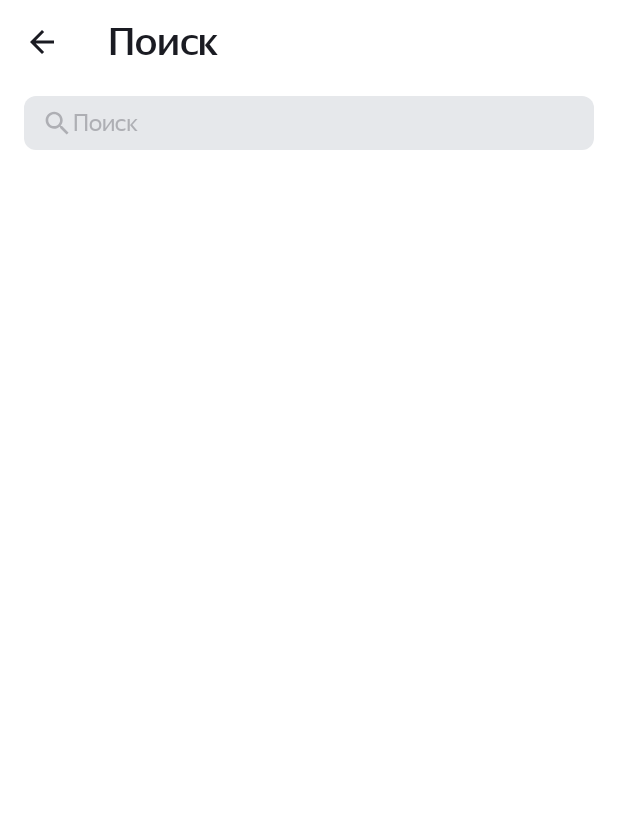
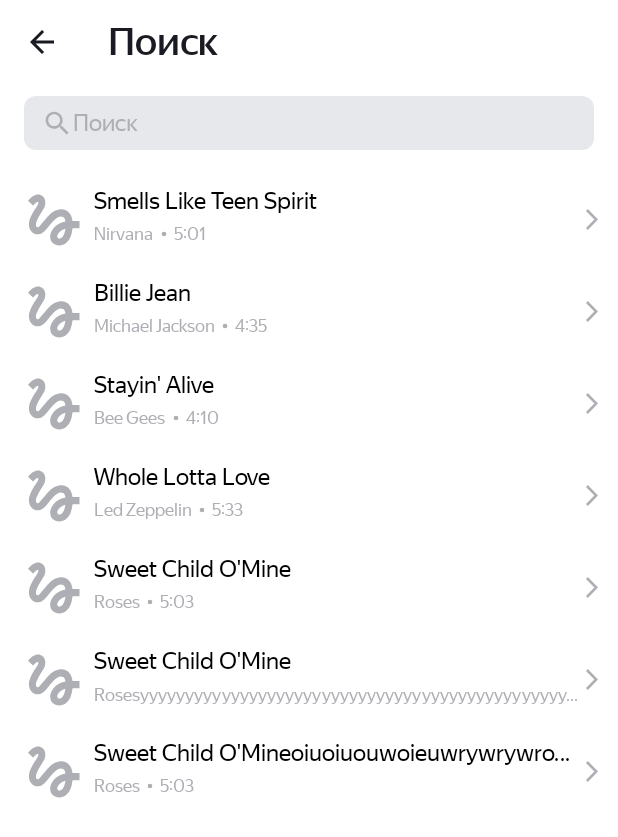
Before and after one commit to DariaKasackaja/PlaylistMaker, an Android app: the SearchActivity screen opened directly, with no data from a screen before it, on a phone screen of 412 x 824 dp. Shown: the top 837 px of the screen. Run offline under Robolectric (Android 15) with nearby library versions, the phone set to English and light mode, and no system bars; pictures from the network do not load.

Commit message:
Спринт 10. Наработки

```diff
--- a/app/build.gradle.kts
+++ b/app/build.gradle.kts
@@ -44,4 +44,7 @@ dependencies {
     testImplementation("junit:junit:4.13.2")
     androidTestImplementation("androidx.test.ext:junit:1.1.5")
     androidTestImplementation("androidx.test.espresso:espresso-core:3.5.1")
+
+    implementation ("com.github.bumptech.glide:glide:4.14.2")
+    annotationProcessor("com.github.bumptech.glide:compiler:4.14.2")
 }
--- a/app/src/main/AndroidManifest.xml
+++ b/app/src/main/AndroidManifest.xml
@@ -1,6 +1,8 @@
 <?xml version="1.0" encoding="utf-8"?>
 <manifest xmlns:android="http://schemas.android.com/apk/res/android"
     xmlns:tools="http://schemas.android.com/tools">
+
+    <uses-permission android:name="android.permission.INTERNET"/>
 
     <application
         android:allowBackup="true"
--- a/app/src/main/java/com/mifareread/playlistmaker/SearchActivity.kt
+++ b/app/src/main/java/com/mifareread/playlistmaker/SearchActivity.kt
@@ -10,11 +10,43 @@ import android.widget.Button
 import android.widget.EditText
 import android.widget.ImageView
 import androidx.appcompat.app.AppCompatActivity
+import androidx.recyclerview.widget.LinearLayoutManager
+import androidx.recyclerview.widget.RecyclerView
 import com.google.android.material.appbar.MaterialToolbar
 
 class SearchActivity:AppCompatActivity() {
 
     private var searchString:String = STRING_DEF
+
+    private val tracks = listOf(
+        Track("Smells Like Teen Spirit",
+            "Nirvana",
+            "5:01",
+            "https://is5-ssl.mzstatic.com/image/thumb/Music115/v4/7b/58/c2/7b58c21a-2b51-2bb2-e59a-9bb9b96ad8c3/00602567924166.rgb.jpg/100x100bb.jpg"),
+        Track("Billie Jean",
+            "Michael Jackson",
+            "4:35",
+            "https://is5-ssl.mzstatic.com/image/thumb/Music125/v4/3d/9d/38/3d9d3811-71f0-3a0e-1ada-3004e56ff852/827969428726.jpg/100x100bb.jpg"),
+        Track("Stayin' Alive",
+            "Bee Gees",
+            "4:10",
+            "https://is4-ssl.mzstatic.com/image/thumb/Music115/v4/1f/80/1f/1f801fc1-8c0f-ea3e-d3e5-387c6619619e/16UMGIM86640.rgb.jpg/100x100bb.jpg"),
+        Track("Whole Lotta Love",
+            "Led Zeppelin",
+            "5:33",
+            "https://is2-ssl.mzstatic.com/image/thumb/Music62/v4/7e/17/e3/7e17e33f-2efa-2a36-e916-7f808576cf6b/mzm.fyigqcbs.jpg/100x100bb.jpg"),
+        Track("Sweet Child O'Mine",
+            "Roses",
+            "5:03",
+            "https://is5-ssl.mzstatic.com/image/thumb/Music125/v4/a0/4d/c4/a04dc484-03cc-02aa-fa82-5334fcb4bc16/18UMGIM24878.rgb.jpg/100x100bb.jpg"),
+        Track("Sweet Child O'Mine",
+            "Rosesyyyyyyyyyyyyyyyyyyyyyyyyyyyyyyyyyyyyyyyyyyyyyyyyyyyyyyyyyyyyy123214214141242142124141",
+            "5:03",
+            "s5-ssl.mzstatic.com/image/thumb/Music125/v4/a0/4d/c4/a04dc484-03cc-02aa-fa82-5334fcb4bc16/18UMGIM24878.rgb.jpg/100x100bb.jpg"),
+        Track("Sweet Child O'Mineoiuoiuouwoieuwrywrywrowyoerywowyeowyrowyorwyowy",
+            "Roses",
+            "5:03",
+            "https://is5-ssl.mzstatic.com/image/thumb/Music125/v4/a0/4d/c4/a04dc484-03cc-02aa-fa82-5334fcb4bc16/18UMGIM24878.rgb.jpg/100x100bb.jpg"))
 
     override fun onCreate(savedInstanceState: Bundle?) {
         super.onCreate(savedInstanceState)
@@ -23,6 +55,8 @@ class SearchActivity:AppCompatActivity() {
         val buttonClear = findViewById<ImageView>(R.id.clearIcon)
         val searchEditText = findViewById<EditText>(R.id.searchEditText)
         val toolbarBack = findViewById<MaterialToolbar>(R.id.search_button)
+        val recyclerView = findViewById<RecyclerView>(R.id.recyclerView)
+        recyclerView.layoutManager = LinearLayoutManager(this, LinearLayoutManager.VERTICAL, false)
 
         searchEditText.setText(searchString)
 
@@ -55,6 +89,8 @@ class SearchActivity:AppCompatActivity() {
             }
         }
         searchEditText.addTextChangedListener(searchTextWatcher)
+
+        recyclerView.adapter=TracksAdapter(tracks)
     }
 
     private fun hideKeyboard(view : View){
--- /dev/null
+++ b/app/src/main/java/com/mifareread/playlistmaker/Track.kt
@@ -0,0 +1,6 @@
+package com.mifareread.playlistmaker
+
+data class Track(val trackName: String, // Название композиции
+                 val artistName: String, // Имя исполнителя
+                 val trackTime: String, // Продолжительность трека
+                 val artworkUrl100: String)// Ссылка на изображение обложки
--- /dev/null
+++ b/app/src/main/java/com/mifareread/playlistmaker/TrackViewHolder.kt
@@ -0,0 +1,38 @@
+package com.mifareread.playlistmaker
+
+import android.util.TypedValue
+import android.view.View
+import android.widget.ImageView
+import android.widget.TextView
+import androidx.recyclerview.widget.RecyclerView
+import com.bumptech.glide.Glide
+import com.bumptech.glide.load.resource.bitmap.RoundedCorners
+
+class TrackViewHolder(itemView:View):RecyclerView.ViewHolder(itemView) {
+
+    private val cover:ImageView = itemView.findViewById(R.id.cover)
+    private val trackTittle:TextView = itemView.findViewById(R.id.track_title)
+    private val trackArtist:TextView = itemView.findViewById(R.id.track_artist)
+    private val trackTime:TextView = itemView.findViewById(R.id.track_time)
+
+    fun bind( track : Track ){
+        Glide.with(itemView)
+            .load(track.artworkUrl100)
+            .placeholder(R.drawable.placeholder)
+            .centerCrop()
+            .transform(RoundedCorners(dpToPx(2.0f, itemView)))
+                .into(cover)
+
+        trackTittle.text = track.trackName
+        trackTime.text = track.trackTime
+        trackArtist.text = track.artistName
+
+    }
+
+    private fun dpToPx(dp: Float, context: View): Int {
+        return TypedValue.applyDimension(
+            TypedValue.COMPLEX_UNIT_DIP,
+            dp,
+            context.resources.displayMetrics).toInt()
+    }
+}
--- /dev/null
+++ b/app/src/main/java/com/mifareread/playlistmaker/TracksAdapter.kt
@@ -0,0 +1,21 @@
+package com.mifareread.playlistmaker
+
+import android.view.LayoutInflater
+import android.view.ViewGroup
+import androidx.recyclerview.widget.RecyclerView
+
+class TracksAdapter(private val tracks: List<Track>):
+    RecyclerView.Adapter<TrackViewHolder>() {
+    override fun onCreateViewHolder(parent: ViewGroup, viewType: Int): TrackViewHolder {
+        val view =LayoutInflater.from(parent.context).inflate(R.layout.track_view, parent,false)
+        return TrackViewHolder(view)
+    }
+
+    override fun getItemCount(): Int {
+        return tracks.size
+    }
+
+    override fun onBindViewHolder(holder: TrackViewHolder, position: Int) {
+        holder.bind(tracks[position])
+    }
+}
--- /dev/null
+++ b/app/src/main/res/drawable/dot.xml
@@ -0,0 +1,9 @@
+<vector xmlns:android="http://schemas.android.com/apk/res/android"
+    android:width="13dp"
+    android:height="13dp"
+    android:viewportWidth="13"
+    android:viewportHeight="13">
+  <path
+      android:pathData="M6.5,6.5m-1.5,0a1.5,1.5 0,1 1,3 0a1.5,1.5 0,1 1,-3 0"
+      android:fillColor="#AEAFB4"/>
+</vector>
--- /dev/null
+++ b/app/src/main/res/drawable/placeholder.xml
@@ -0,0 +1,9 @@
+<vector xmlns:android="http://schemas.android.com/apk/res/android"
+    android:width="45dp"
+    android:height="45dp"
+    android:viewportWidth="45"
+    android:viewportHeight="45">
+  <path
+      android:pathData="M8.606,12.919C9.919,11.587 11.231,10.387 11.813,10.631C12.75,11.006 11.813,12.563 11.25,13.481C10.781,14.269 5.888,20.775 5.888,25.313C5.888,27.712 6.788,29.7 8.4,30.9C9.806,31.95 11.663,32.269 13.35,31.763C15.356,31.181 17.006,29.138 19.087,26.569C21.356,23.775 24.394,20.119 26.737,20.119C29.794,20.119 29.831,22.013 30.038,23.475C22.95,24.675 19.95,30.356 19.95,33.544C19.95,36.731 22.65,39.338 25.969,39.338C29.025,39.338 34.013,36.844 34.763,27.9H39.375V23.212H34.744C34.463,20.119 32.7,15.337 27.188,15.337C22.969,15.337 19.35,18.919 17.925,20.663C16.837,22.031 14.063,25.313 13.631,25.763C13.163,26.325 12.356,27.337 11.55,27.337C10.706,27.337 10.2,25.781 10.875,23.737C11.531,21.694 13.5,18.375 14.344,17.138C15.806,15 16.781,13.538 16.781,10.988C16.781,6.919 13.706,5.625 12.075,5.625C9.6,5.625 7.444,7.5 6.975,7.969C6.3,8.644 5.738,9.206 5.325,9.712L8.606,12.919ZM26.025,34.781C25.444,34.781 24.638,34.294 24.638,33.431C24.638,32.306 26.006,29.306 30.019,28.256C29.456,33.3 27.337,34.781 26.025,34.781Z"
+      android:fillColor="#AEAFB4"/>
+</vector>
--- a/app/src/main/res/layout/activity_search.xml
+++ b/app/src/main/res/layout/activity_search.xml
@@ -41,4 +41,12 @@
             android:visibility="gone"/>
 
     </LinearLayout>
+
+    <androidx.recyclerview.widget.RecyclerView
+        android:id="@+id/recyclerView"
+        android:layout_marginTop="@dimen/button_top"
+        android:layout_width="match_parent"
+        android:layout_height="match_parent"
+        app:layoutManager="androidx.recyclerview.widget.LinearLayoutManager"/>
+
 </LinearLayout>
--- /dev/null
+++ b/app/src/main/res/layout/track_view.xml
@@ -0,0 +1,98 @@
+<?xml version="1.0" encoding="utf-8"?>
+<androidx.constraintlayout.widget.ConstraintLayout xmlns:android="http://schemas.android.com/apk/res/android"
+    xmlns:app="http://schemas.android.com/apk/res-auto"
+    android:layout_width="match_parent"
+    android:layout_height="@dimen/item_settings_height">
+
+    <LinearLayout
+        android:layout_width="match_parent"
+        android:layout_height="wrap_content"
+        android:paddingStart="@dimen/track_view_margin_hor"
+        android:paddingEnd="@dimen/track_view_margin_hor"
+        android:paddingTop="@dimen/track_view_margin_ver"
+        android:paddingBottom="@dimen/track_view_margin_ver"
+        android:orientation="horizontal">
+
+        <ImageView
+            android:id="@+id/cover"
+            android:layout_width="45dp"
+            android:layout_height="45dp"/>
+
+
+        <LinearLayout
+            android:layout_width="match_parent"
+            android:layout_height="match_parent"
+            android:orientation="horizontal">
+
+            <LinearLayout
+                android:layout_height="match_parent"
+                android:layout_width="0dp"
+                android:layout_weight="1"
+                android:paddingEnd="4dp"
+                android:paddingStart="4dp"
+                android:gravity="center"
+                android:orientation="vertical">
+
+                <TextView
+                    android:id="@+id/track_title"
+                    android:layout_width="match_parent"
+                    android:maxLines="1"
+                    android:ellipsize="end"
+                    android:layout_height="wrap_content"
+                    android:text="@string/track_title"
+                    android:textSize="16sp"
+                    android:fontFamily="@font/ys_display_regular"/>
+
+                <LinearLayout
+                    android:layout_height="match_parent"
+                    android:layout_width="match_parent"
+                    android:gravity="center"
+                    android:orientation="horizontal">
+
+                    <TextView
+                        android:id="@+id/track_artist"
+                        style="@style/textGray"
+                        android:maxLines="1"
+                        android:ellipsize="end"
+                        android:layout_width="wrap_content"
+                        android:layout_height="wrap_content"
+                        android:text="@string/track_artist"
+                        android:textSize="@dimen/little_text_size"
+                        android:fontFamily="@font/ys_display_regular"/>
+
+                    <ImageView
+                        android:id="@+id/dot"
+                        style="@style/textGray"
+                        android:layout_width="wrap_content"
+                        android:layout_height="wrap_content"
+                        android:layout_gravity="center"
+                        android:gravity="center_vertical"
+                        android:src="@drawable/dot"/>
+
+                    <TextView
+                        android:id="@+id/track_time"
+                        style="@style/textGray"
+                        android:layout_width="match_parent"
+                        android:layout_height="wrap_content"
+                        android:text="@string/track_time"
+                        android:textSize="@dimen/little_text_size"
+                        android:fontFamily="@font/ys_display_regular"/>
+                </LinearLayout>
+
+            </LinearLayout>
+
+            <ImageView
+                android:id="@+id/forwardIcon"
+                style="@style/textGray"
+                android:layout_width="wrap_content"
+                android:layout_height="wrap_content"
+                android:layout_gravity="center"
+                android:contentDescription="@null"
+                android:gravity="center_vertical"
+                android:src="@drawable/forward"/>
+
+        </LinearLayout>
+
+    </LinearLayout>
+
+</androidx.constraintlayout.widget.ConstraintLayout>
--- a/app/src/main/res/values-night/styles.xml
+++ b/app/src/main/res/values-night/styles.xml
@@ -85,4 +85,9 @@
     <style name="UseColorTextStyle">
         <item name="tint">@color/yp_black</item>
     </style>
+
+    <style name="textGray">
+        <item name="android:textColor">@color/white</item>
+        <item name="tint">@color/white</item>
+    </style>
 </resources>
--- a/app/src/main/res/values-night/themes.xml
+++ b/app/src/main/res/values-night/themes.xml
@@ -5,6 +5,7 @@
         <item name="colorPrimaryVariant">@color/white</item>
         <item name="colorSecondary">@color/yp_black</item>
         <item name="colorControlNormal">@color/white</item>
+        <item name="android:textColor">@color/white</item>
     </style>
 
     <style name="Theme.PlaylistMaker" parent="Base.Theme.PlaylistMaker" />
--- a/app/src/main/res/values/dimens.xml
+++ b/app/src/main/res/values/dimens.xml
@@ -4,11 +4,14 @@
     <dimen name="text_size">24sp</dimen>
     <dimen name="text_setting_size">20sp</dimen>
     <dimen name="radius_button">16dp</dimen>
-    <dimen name="item_settings_height">60dp</dimen>
+    <dimen name="item_settings_height">61dp</dimen>
     <dimen name="button_top">16dp</dimen>
     <dimen name="layout_margin">16dp</dimen>
     <dimen name="layout_search_padding">12dp</dimen>
     <dimen name="edit_height">36dp</dimen>
     <dimen name="edit_text_size">16sp</dimen>
     <dimen name="edit_text_radius">8dp</dimen>
+    <dimen name="track_view_margin_hor">13dp</dimen>
+    <dimen name="track_view_margin_ver">8dp</dimen>
+    <dimen name="little_text_size">12sp</dimen>
 </resources>
--- a/app/src/main/res/values/strings.xml
+++ b/app/src/main/res/values/strings.xml
@@ -13,4 +13,7 @@
     <string name="forward_url">https://yandex.ru/legal/practicum_offer/</string>
     <string name="share_question">Поделиться ссылкой?</string>
     <string name="share_text">"https://practicum.yandex.ru/profile/android-developer-plus/"</string>
+    <string name="track_title">Название альбома</string>
+    <string name="track_artist">Исполнитель</string>
+    <string name="track_time">время</string>
 </resources>
--- a/app/src/main/res/values/styles.xml
+++ b/app/src/main/res/values/styles.xml
@@ -85,4 +85,9 @@
     <style name="UseColorTextStyle">
         <item name="tint">@color/yp_gray</item>
     </style>
+
+    <style name="textGray">
+        <item name="android:textColor">@color/yp_gray</item>
+        <item name="tint">@color/yp_gray</item>
+    </style>
 </resources>
--- a/app/src/main/res/values/themes.xml
+++ b/app/src/main/res/values/themes.xml
@@ -4,6 +4,7 @@
         <item name="colorPrimary">@color/white</item>
         <item name="colorPrimaryVariant">@color/yp_black</item>
         <item name="colorSecondary">@color/yp_blue</item>
+        <item name="android:textColor">@color/black</item>
     </style>
 
     <style name="Theme.PlaylistMaker" parent="Base.Theme.PlaylistMaker" />
```
